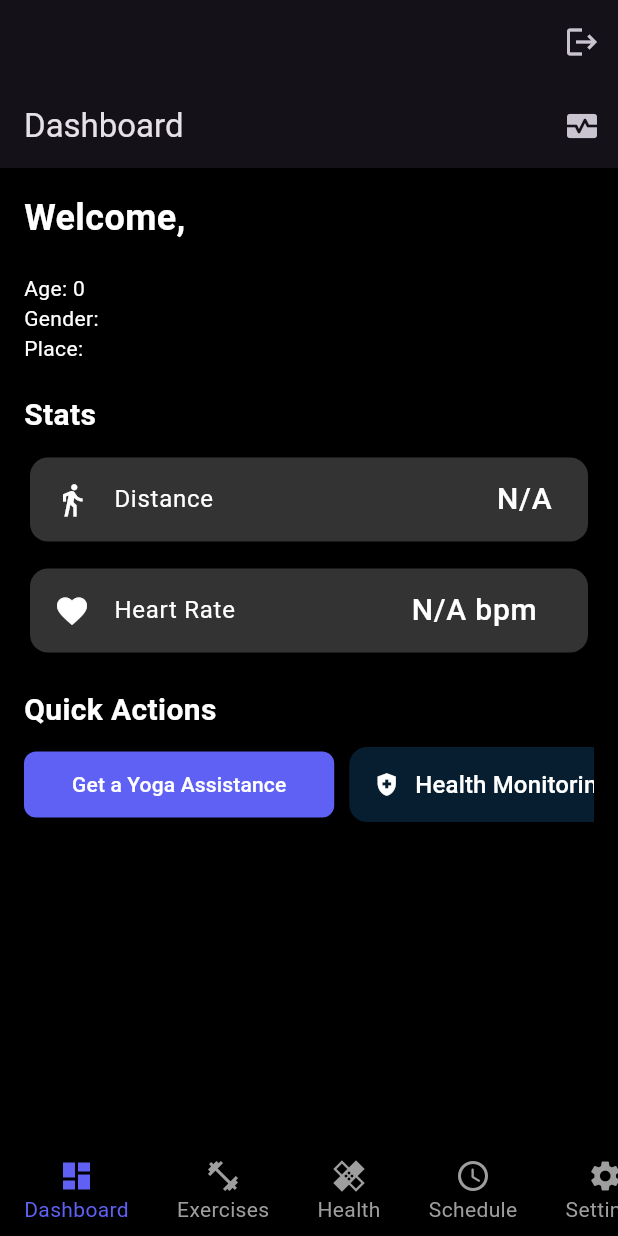
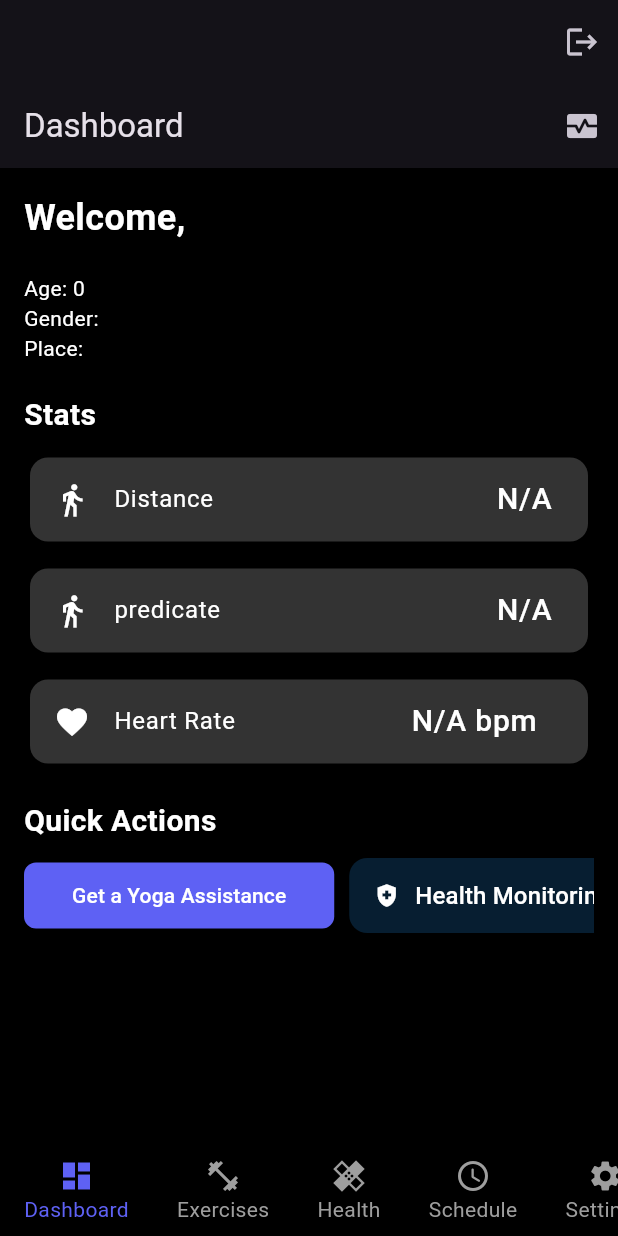
Before and after one commit to lekkalaharsha/health-app-main, a Flutter app: the screen it shows once a user with an empty profile is signed in, on a phone screen of 412 x 824 dp. Run offline on Flutter 3.47's test engine with Material 3 defaults, Android fonts, the phone set to English and light mode, and no system bars; our stand-ins replace cloud_firestore, dash_chat_2, firebase_auth, firebase_core, firebase_database, flutter_gemini and 3 more; accounts and stored records are empty.

Commit message:
new changes

```diff
--- a/lib/dashboard_page.dart
+++ b/lib/dashboard_page.dart
@@ -28,12 +28,12 @@ class _DashboardPageState extends State<DashboardPage> {
     _initializeNotifications();
     _loadUserData();
   }
+
   void _requestNotificationPermission() async {
     if (await Permission.notification.isDenied) {
       await Permission.notification.request();
     }
   }
-
 
   // Initialize the local notifications plugin
   void _initializeNotifications() async {
@@ -47,14 +47,14 @@ class _DashboardPageState extends State<DashboardPage> {
   }
 
   void _showHeartRateNotification(String userName, int heartRate) async {
-    const AndroidNotificationDetails androidDetails = AndroidNotificationDetails(
+    const AndroidNotificationDetails androidDetails =
+        AndroidNotificationDetails(
       'heart_rate_channel', // Channel ID
       'Heart Rate Alerts', // Channel name
       channelDescription: 'Alerts when heart rate exceeds 100',
       importance: Importance.max,
       priority: Priority.high,
       ticker: 'ticker',
-
     );
 
     const NotificationDetails notificationDetails =
@@ -90,6 +90,7 @@ class _DashboardPageState extends State<DashboardPage> {
           setState(() {
             userData?['steps'] = data?['steps'] ?? 'N/A';
             userData?['heartRate'] = data?['heartRate'] ?? 'N/A';
+            userData?['predicate'] = data?['predicate'] ?? 'N/A';
           });
 
           // Check if heart rate exceeds 100 and send notification
@@ -182,6 +183,25 @@ class _DashboardPageState extends State<DashboardPage> {
                   ),
                 ),
               ),
+              const SizedBox(height: 10,),
+                           Card(
+                color: Colors.white.withOpacity(0.2),
+                shape: RoundedRectangleBorder(
+                  borderRadius: BorderRadius.circular(12),
+                ),
+                child: ListTile(
+                  leading:
+                      const Icon(Icons.directions_walk, color: Colors.white),
+                  title: const Text(
+                    'predicate',
+                    style: TextStyle(color: Colors.white),
+                  ),
+                  trailing: Text(
+                    '${userData?['predicate'] ?? 'N/A'}',
+                    style: const TextStyle(color: Colors.white, fontSize: 20),
+                  ),
+                ),
+              ),
               const SizedBox(height: 10),
               Card(
                 color: Colors.white.withOpacity(0.2),
@@ -250,7 +270,6 @@ class _DashboardPageState extends State<DashboardPage> {
                 ],
               ),
             ),
-
           ],
         ),
       ),
```
Also changed, not shown: lib/elder_monitoring_page.dart (+22 -0 lines). Lines whose indentation alone changed are shown as unchanged.
